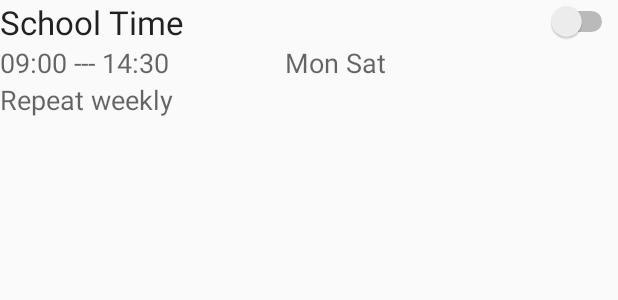
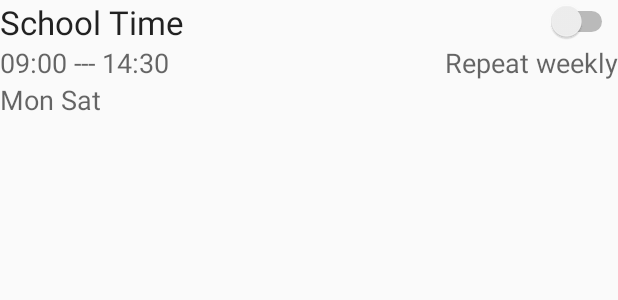
Before and after one commit to jeffreysun1234/ServiceTime, an Android app: the layout list_item.xml on its own in the app's theme, with its tools: preview values and no code run, on a phone screen of 412 x 824 dp. Shown: the top 300 px of the screen. Run offline under Robolectric (Android 15) with nearby library versions, the phone set to English and light mode, and no system bars.

Commit message:
1. add a new timeslot

```diff
--- a/app/src/main/res/layout/fragment_main.xml
+++ b/app/src/main/res/layout/fragment_main.xml
@@ -6,8 +6,7 @@
                 android:paddingLeft="@dimen/activity_horizontal_margin"
                 android:paddingRight="@dimen/activity_horizontal_margin"
                 android:paddingTop="@dimen/activity_vertical_margin"
-                tools:context=".ui.MainActivityFragment"
-                tools:showIn="@layout/activity_main">
+                tools:context=".ui.MainActivityFragment">
 
     <TextView
         android:layout_width="wrap_content"
--- a/app/src/main/res/layout/list_item.xml
+++ b/app/src/main/res/layout/list_item.xml
@@ -1,61 +1,64 @@
 <?xml version="1.0" encoding="utf-8"?>
 <LinearLayout xmlns:android="http://schemas.android.com/apk/res/android"
-              android:orientation="vertical"
               android:layout_width="match_parent"
-              android:layout_height="wrap_content">
+              android:layout_height="wrap_content"
+              android:orientation="vertical">
 
     <LinearLayout
-        android:orientation="horizontal"
         android:layout_width="match_parent"
-        android:layout_height="wrap_content">
+        android:layout_height="wrap_content"
+        android:orientation="horizontal">
 
         <TextView
+            android:id="@+id/nameTextView"
             android:layout_width="wrap_content"
             android:layout_height="wrap_content"
             android:layout_gravity="left"
             android:layout_weight="1"
-            android:textAppearance="?android:attr/textAppearanceLarge"
             android:text="School Time"
-            android:id="@+id/nameTextView"/>
+            android:textAppearance="?android:attr/textAppearanceLarge"/>
 
         <Switch
+            android:id="@+id/activeSwitch"
             android:layout_width="wrap_content"
             android:layout_height="wrap_content"
             android:layout_gravity="center_vertical"
             android:layout_weight="1"
-            android:gravity="right"
-            android:id="@+id/activeSwitch"/>
+            android:gravity="right"/>
     </LinearLayout>
 
     <LinearLayout
-        android:orientation="horizontal"
         android:layout_width="match_parent"
-        android:layout_height="wrap_content">
+        android:layout_height="wrap_content"
+        android:orientation="horizontal">
 
         <TextView
+            android:id="@+id/timeTextView"
             android:layout_width="wrap_content"
             android:layout_height="wrap_content"
             android:layout_weight="1"
             android:gravity="left"
-            android:textAppearance="?android:attr/textAppearanceMedium"
             android:text="09:00 --- 14:30"
-            android:id="@+id/timeTextView"/>
+            android:textAppearance="?android:attr/textAppearanceMedium"/>
 
         <TextView
+            android:id="@+id/repeatWeeklyTextView"
             android:layout_width="wrap_content"
             android:layout_height="wrap_content"
-            android:layout_weight="2"
             android:gravity="left"
-            android:textAppearance="?android:attr/textAppearanceMedium"
-            android:text="Mon Sat"
-            android:id="@+id/daysTextView"/>
+            android:text="Repeat weekly"
+            android:textAppearance="?android:attr/textAppearanceMedium"/>
+
     </LinearLayout>
+
     <TextView
+        android:id="@+id/daysTextView"
         android:layout_width="wrap_content"
         android:layout_height="wrap_content"
+        android:layout_weight="2"
         android:gravity="left"
-        android:textAppearance="?android:attr/textAppearanceMedium"
-        android:text="Repeat weekly"
-        android:id="@+id/repeatWeeklyTextView"/>
+        android:text="Mon Sat"
+        android:textAppearance="?android:attr/textAppearanceMedium"/>
+
 
 </LinearLayout>
```
Also changed, not shown: app/src/main/java/com/mycompany/servicetime/provider/CHServiceTimeDAO.java (+6 -1 lines), app/src/main/java/com/mycompany/servicetime/ui/CustomSimpleCursorAdapter.java (+6 -5 lines), app/src/main/java/com/mycompany/servicetime/ui/TimeSlotFragment.java (+90 -0 lines), app/src/main/res/layout/fragment_time_slot.xml (+5 -5 lines).
